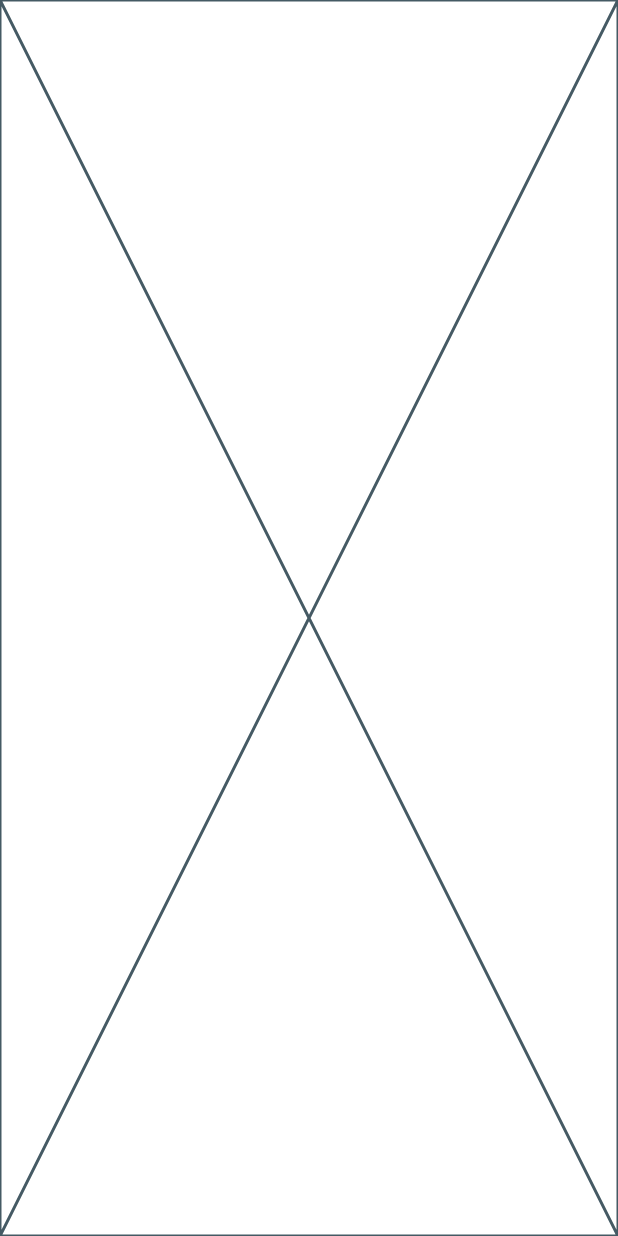
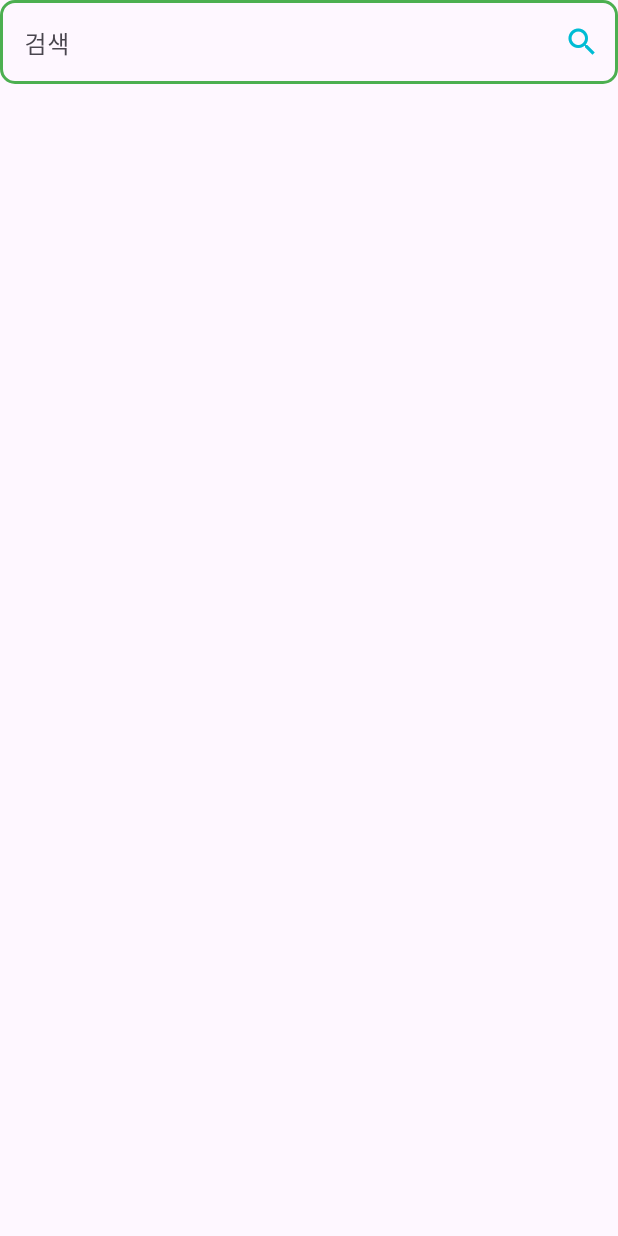
Before and after one commit to Shin-SeungHun/image_search_app_futurebuilder, a Flutter app: the screen it shows after launch, on a phone screen of 412 x 824 dp. Run offline on Flutter 3.47's test engine with Material 3 defaults, Android fonts, the phone set to English and light mode, and no system bars.

Commit message:
검색 ui 구현

```diff
--- a/lib/ui/main_screen.dart
+++ b/lib/ui/main_screen.dart
@@ -1,4 +1,5 @@
 import 'package:flutter/cupertino.dart';
+import 'package:flutter/material.dart';
 
 class MainScreen extends StatefulWidget {
   const MainScreen({super.key});
@@ -10,6 +11,38 @@ class MainScreen extends StatefulWidget {
 class _MainScreenState extends State<MainScreen> {
   @override
   Widget build(BuildContext context) {
-    return const Placeholder();
+    return Scaffold(
+      body: Column(
+        children: [
+          TextField(
+            decoration: InputDecoration(
+              labelText: '검색',
+              focusedBorder: OutlineInputBorder(
+                borderRadius: BorderRadius.circular(10.0),
+                borderSide: const BorderSide(
+                  width: 2,
+                  color: Colors.green,
+                ),
+              ),
+              enabledBorder: OutlineInputBorder(
+                borderRadius: BorderRadius.circular(10.0),
+                borderSide: BorderSide(
+                  width: 2,
+                  color: Colors.green,
+                ),
+              ),
+              suffixIcon: IconButton(
+                icon: Icon(
+                  Icons.search,
+                  color: Colors.cyan,
+                ),
+                onPressed: () {},
+              ),
+            ),
+          ),
+          SizedBox(height: 24),
+        ],
+      ),
+    );
   }
 }
```
